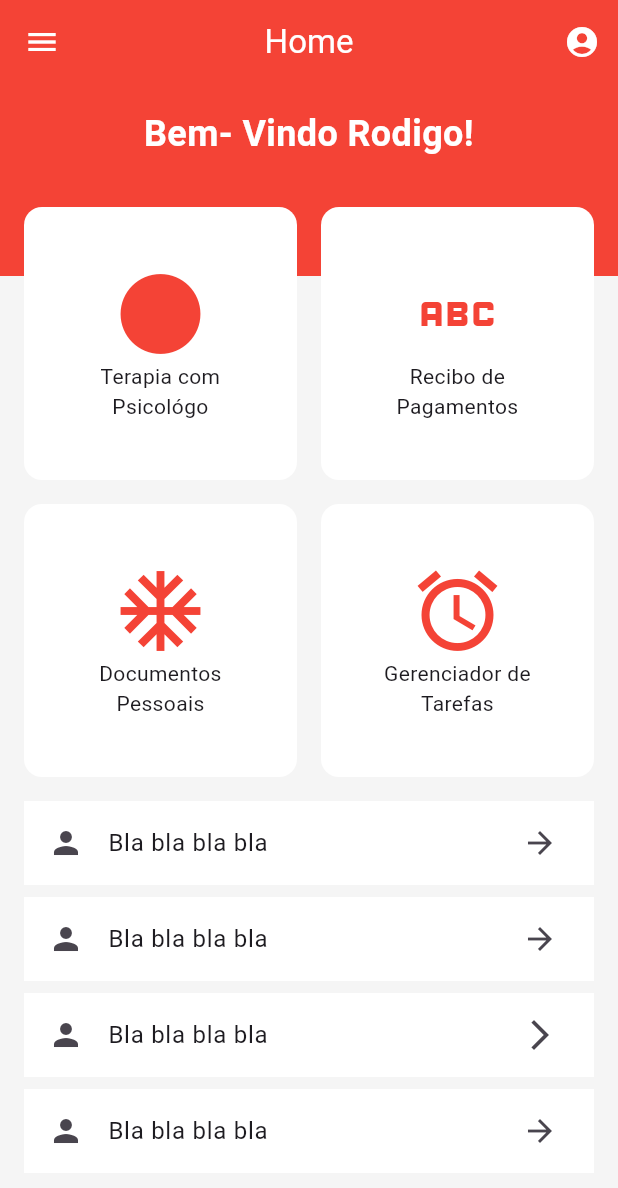
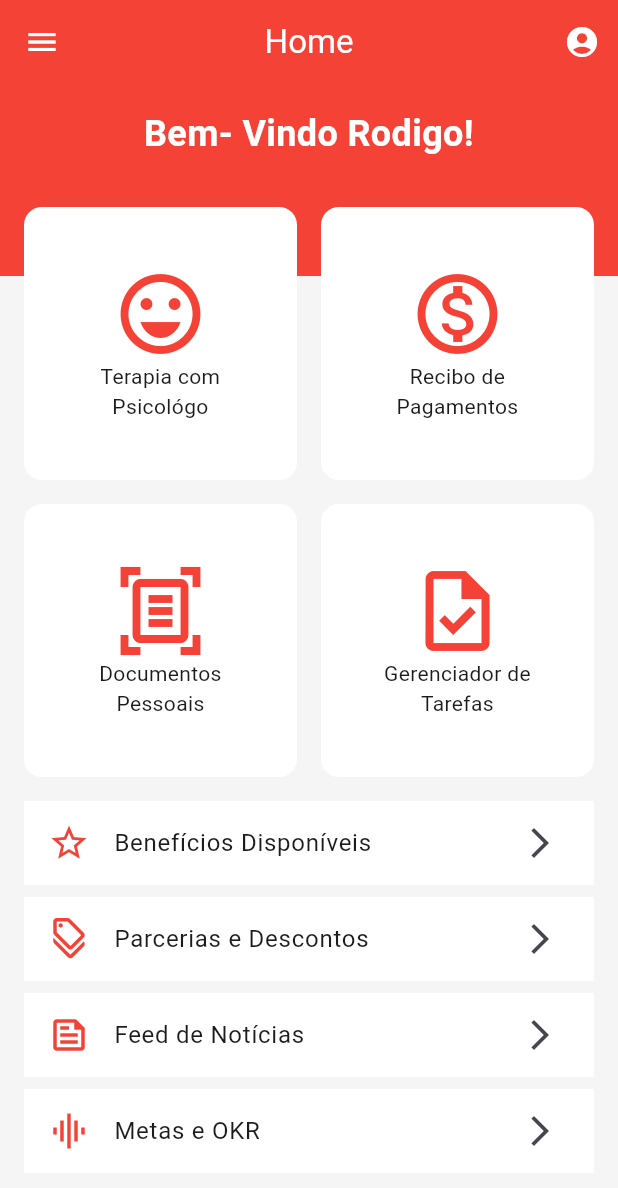
Before and after one commit to thenopholo/prototipo-e, a Flutter app: the screen it shows after launch, on a phone screen of 412 x 824 dp. Shown: the top 1188 px of the screen. Run offline on Flutter 3.47's test engine with Material 2 defaults, Android fonts, the phone set to English and light mode, and no system bars; our stand-ins replace shared_preferences.

Commit message:
Criei uma bild separado para os botões retangulares, e ajustei os icones

```diff
--- /dev/null
+++ b/lib/botao_retangular_home.dart
@@ -0,0 +1,31 @@
+import 'package:flutter/material.dart';
+
+class BotaoRetangularHome extends StatelessWidget {
+  IconData icon;
+  String title;
+
+  BotaoRetangularHome(
+      {super.key,
+      required this.icon,
+      required this.title,});
+
+  @override
+  Widget build(BuildContext context) {
+    return Column(
+      children: [
+        Container(
+          color: Colors.white,
+          margin: EdgeInsets.only(bottom: 8),
+          child: ListTile(
+            leading: Icon(
+              color: Colors.red,
+              icon, size: 28,
+            ),
+            title: Text(this.title),
+            trailing: Icon(Icons.arrow_forward_ios),
+          ),
+        ),
+      ],
+    );
+  }
+}
--- a/lib/home_page.dart
+++ b/lib/home_page.dart
@@ -1,4 +1,5 @@
 import 'package:eveo_app/botao_home.dart';
+import 'package:eveo_app/botao_retangular_home.dart';
 import 'package:flutter/material.dart';
 
 class HomePage extends StatefulWidget {
@@ -71,19 +72,19 @@ class _HomePageState extends State<HomePage> {
                   crossAxisCount: 2,
                   children: [
                     BotaoHome(
-                      icon: Icons.circle,
+                      icon: Icons.emoji_emotions_outlined,
                       title: 'Terapia com\nPsicológo',
                     ),
                     BotaoHome(
-                      icon: Icons.abc_outlined,
+                      icon: Icons.monetization_on_outlined,
                       title: 'Recibo de\nPagamentos',
                     ),
                     BotaoHome(
-                      icon: Icons.ac_unit,
+                      icon: Icons.document_scanner_outlined,
                       title: 'Documentos\nPessoais',
                     ),
                     BotaoHome(
-                      icon: Icons.access_alarm_outlined,
+                      icon: Icons.task_outlined,
                       title: 'Gerenciador de\nTarefas',
                     ),
                   ],
@@ -93,42 +94,16 @@ class _HomePageState extends State<HomePage> {
                 padding: const EdgeInsets.symmetric(horizontal: 16),
                 child: Column(
                   children: [
-                    Container(
-                      color: Colors.white,
-                      margin: EdgeInsets.only(bottom: 8),
-                      child: ListTile(
-                        leading: Icon(Icons.person),
-                        title: Text('Bla bla bla bla'),
-                        trailing: Icon(Icons.arrow_forward),
-                      ),
-                    ),
-                    Container(
-                      color: Colors.white,
-                      margin: EdgeInsets.only(bottom: 8),
-                      child: ListTile(
-                        leading: Icon(Icons.person),
-                        title: Text('Bla bla bla bla'),
-                        trailing: Icon(Icons.arrow_forward),
-                      ),
-                    ),
-                    Container(
-                      color: Colors.white,
-                      margin: EdgeInsets.only(bottom: 8),
-                      child: ListTile(
-                        leading: Icon(Icons.person),
-                        title: Text('Bla bla bla bla'),
-                        trailing: Icon(Icons.arrow_forward_ios),
-                      ),
-                    ),
-                    Container(
-                      color: Colors.white,
-                      margin: EdgeInsets.only(bottom: 8),
-                      child: ListTile(
-                        leading: Icon(Icons.person),
-                        title: Text('Bla bla bla bla'),
-                        trailing: Icon(Icons.arrow_forward),
-                      ),
-                    ),
+                    BotaoRetangularHome(
+                        icon: Icons.star_border_outlined,
+                        title: 'Benefícios Disponíveis'),
+                    BotaoRetangularHome(
+                        icon: Icons.discount_outlined,
+                        title: 'Parcerias e Descontos'),
+                    BotaoRetangularHome(
+                        icon: Icons.feed_outlined, title: 'Feed de Notícias'),
+                    BotaoRetangularHome(
+                        icon: Icons.graphic_eq_outlined, title: 'Metas e OKR'),
                   ],
                 ),
               ),
--- /dev/null
+++ b/lib/importate.txt
@@ -0,0 +1,3 @@
+git add .
+git commit -m "Fiz uma auteração na tela de home"
+git push -u origin main
```
